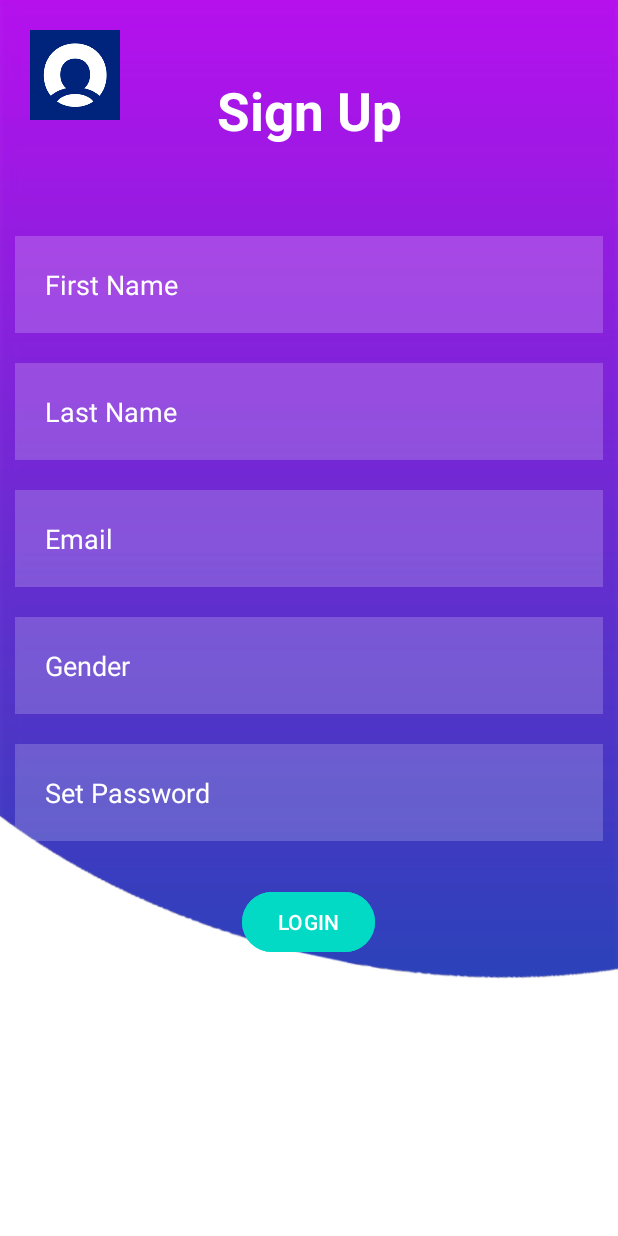
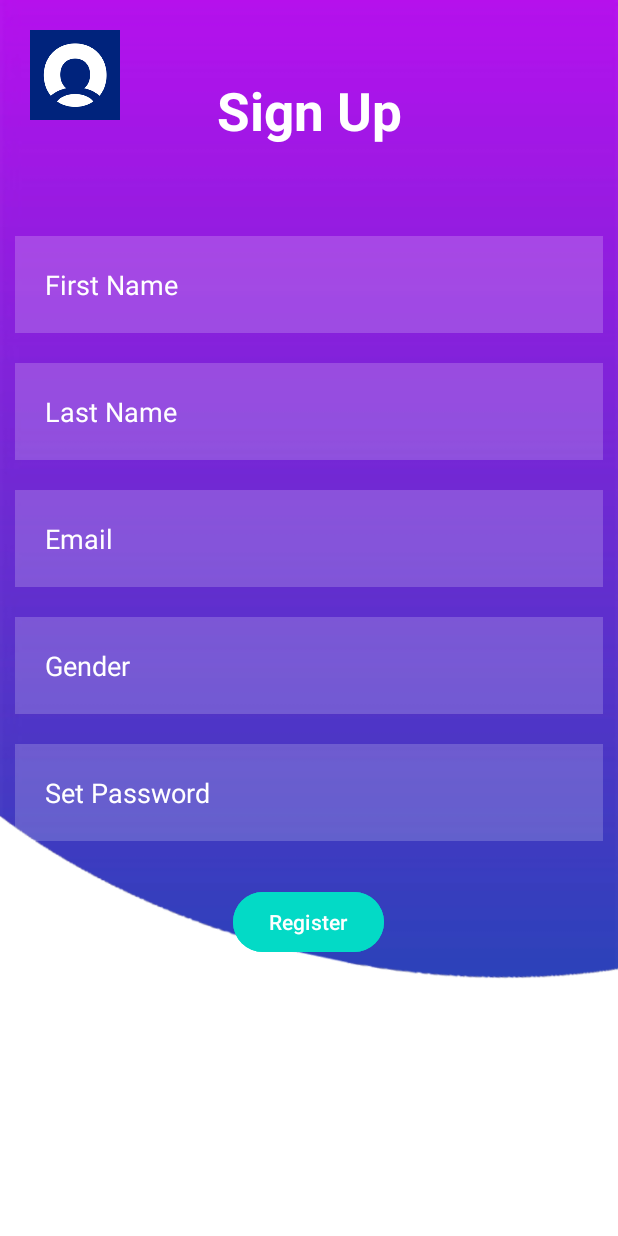
Before and after one commit to shivvamthakur/MyLoginApp2, an Android app: the SignUp screen opened directly, with no data from a screen before it, on a phone screen of 412 x 824 dp. Run offline under Robolectric (Android 15) with nearby library versions, the phone set to English and light mode, and no system bars.

Commit message:
changed button bug

```diff
--- a/app/src/main/res/layout/activity_sign_up.xml
+++ b/app/src/main/res/layout/activity_sign_up.xml
@@ -98,7 +98,7 @@
         android:layout_height="wrap_content"
         android:id="@+id/loginbtn"
         android:layout_below="@id/setPass"
-        android:text="LOGIN"
+        android:text="Register"
         android:backgroundTint="@color/design_default_color_secondary"
         android:layout_centerHorizontal="true"
         android:layout_margin="20dp"
```
